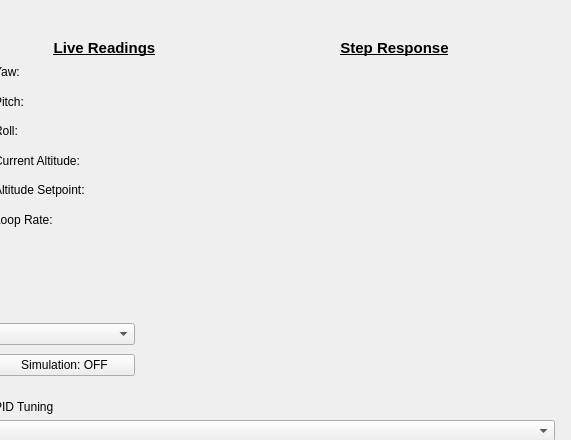
First picture: the form in GUI/ui/designer files/main_window.ui, repository Jone-the-creator/Digital_Twin_client, before the edit; both pictures show x 636 to 1207 and y 0 to 440 of the 1207 by 807 pixel window.
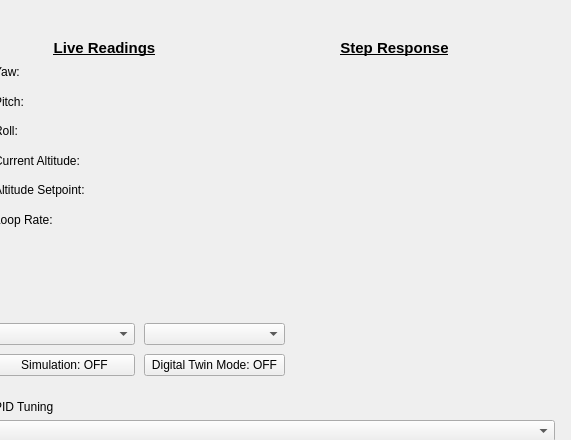
Second picture: the form after the edit.

Diff of the .ui file:
```diff
--- a/GUI/ui/designer files/main_window.ui
+++ b/GUI/ui/designer files/main_window.ui
@@ -179,10 +179,10 @@
    <widget class="QWidget" name="widget" native="true">
     <property name="geometry">
      <rect>
-      <x>860</x>
+      <x>880</x>
       <y>60</y>
-      <width>331</width>
-      <height>281</height>
+      <width>311</width>
+      <height>251</height>
      </rect>
     </property>
    </widget>
@@ -487,6 +487,31 @@
      </item>
     </layout>
    </widget>
+   <widget class="QWidget" name="layoutWidget_2">
+    <property name="geometry">
+     <rect>
+      <x>780</x>
+      <y>320</y>
+      <width>141</width>
+      <height>60</height>
+     </rect>
+    </property>
+    <layout class="QVBoxLayout" name="verticalLayout_7">
+     <item>
+      <widget class="QComboBox" name="DT_model_select"/>
+     </item>
+     <item>
+      <widget class="QPushButton" name="DT_btn">
+       <property name="cursor">
+        <cursorShape>PointingHandCursor</cursorShape>
+       </property>
+       <property name="text">
+        <string>Digital Twin Mode: OFF</string>
+       </property>
+      </widget>
+     </item>
+    </layout>
+   </widget>
    <widget class="QPushButton" name="calibrate_button">
     <property name="geometry">
      <rect>
```
